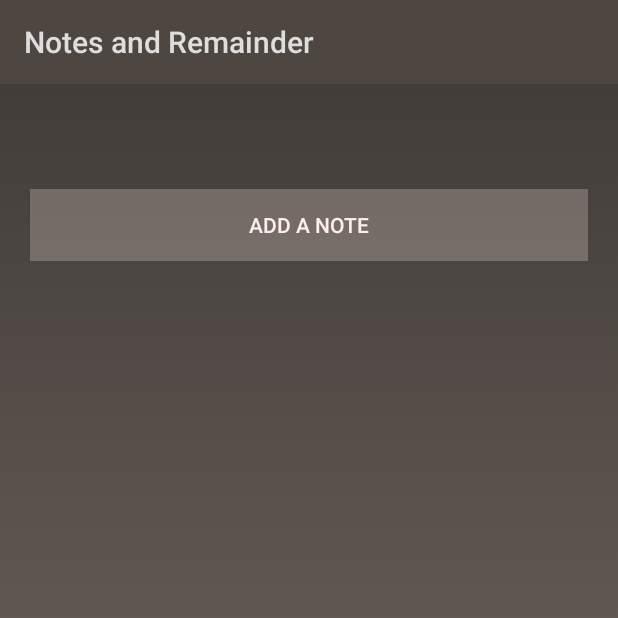
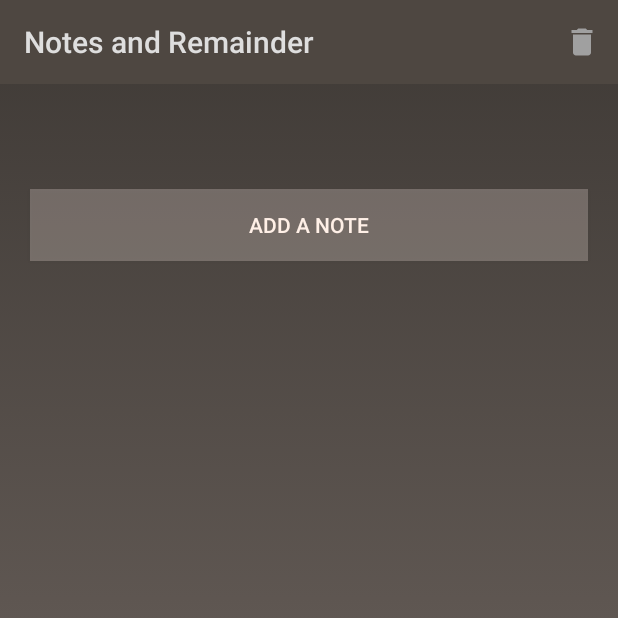
Before and after one commit to Arnie09/NotesnReminder, an Android app: the screen it shows after launch (MainActivity), on a phone screen of 412 x 824 dp, the top half of it. Run offline under Robolectric (Android 15) with nearby library versions, the light colour scheme and no system bars.

Commit message:
Options menu of main activity sorted out

```diff
--- a/app/src/main/java/com/example/notes/DatabaseHandler.java
+++ b/app/src/main/java/com/example/notes/DatabaseHandler.java
@@ -46,4 +46,9 @@ public class DatabaseHandler extends SQLiteOpenHelper {
         Cursor res = db.rawQuery("SELECT * FROM "+TABLE_NAME,null);
         return res;
     }
+
+    public Integer deleteData(String id){
+        SQLiteDatabase db = this.getWritableDatabase();
+        return db.delete(TABLE_NAME,"SERIAL = ?",new String[]{id});
+    }
 }
--- a/app/src/main/java/com/example/notes/MainActivity.java
+++ b/app/src/main/java/com/example/notes/MainActivity.java
@@ -12,10 +12,13 @@ import android.support.v7.widget.Toolbar;
 import android.text.Layout;
 import android.util.Log;
 import android.view.LayoutInflater;
+import android.view.Menu;
+import android.view.MenuInflater;
 import android.view.MenuItem;
 import android.view.View;
 import android.view.ViewGroup;
 import android.widget.Adapter;
+import android.widget.AdapterView;
 import android.widget.BaseAdapter;
 import android.widget.Button;
 import android.widget.ListView;
@@ -30,6 +33,23 @@ public class MainActivity extends AppCompatActivity {
 
     private TextView mTextMessage;
 
+    List<Integer>id;
+    List<String>matterList;
+    List<String>dateList;
+    Cursor result;
+    DatabaseHandler databaseHandler;
+    Button TakeNotes;
+    Button StartTimer;
+    ListView listView;
+    TimePicker timePicker;
+    View Noteslayout;
+    View Remainderlayout;
+    Toolbar toolbar;
+    int ID_TO_BE_DELETED;
+    View currentselectedview;
+    BottomNavigationView navigation;
+    Menu menu_toolbar;
+
     private BottomNavigationView.OnNavigationItemSelectedListener mOnNavigationItemSelectedListener
             = new BottomNavigationView.OnNavigationItemSelectedListener() {
 
@@ -37,7 +57,8 @@ public class MainActivity extends AppCompatActivity {
         public boolean onNavigationItemSelected(@NonNull MenuItem item) {
             switch (item.getItemId()) {
                 case R.id.add_notes:
-
+                    workwithOptionToolbar(true);
+                    //menu_toolbar.setGroupVisible(R.id.options_menu_deletebutton,true);
                     Noteslayout.setVisibility(View.VISIBLE);
                     Remainderlayout.setVisibility(View.INVISIBLE);
                     result = databaseHandler.getallData();
@@ -61,6 +82,16 @@ public class MainActivity extends AppCompatActivity {
 
                         MyCustomAdapter customAdapter = new MyCustomAdapter();
                         listView.setAdapter(customAdapter);
+                        listView.setOnItemLongClickListener(new AdapterView.OnItemLongClickListener() {
+                            @Override
+                            public boolean onItemLongClick(AdapterView<?> parent, View view, int position, long idno) {
+                                ID_TO_BE_DELETED = id.get(position);
+                                currentselectedview = view;
+                                highlightCurrentRow(currentselectedview);
+                                return false;
+                            }
+                        });
+
                     }
                     TakeNotes.setOnClickListener(new View.OnClickListener() {
                         @Override
@@ -70,6 +101,8 @@ public class MainActivity extends AppCompatActivity {
                     });
                     return true;
                 case R.id.remainder:
+
+                    workwithOptionToolbar(false);
                     Noteslayout.setVisibility(View.INVISIBLE);
                     Remainderlayout.setVisibility(View.VISIBLE);
                     StartTimer.setOnClickListener(new View.OnClickListener() {
@@ -83,23 +116,27 @@ public class MainActivity extends AppCompatActivity {
             return false;
         }
     };
-    List<Integer>id;
-    List<String>matterList;
-    List<String>dateList;
-    Cursor result;
-    DatabaseHandler databaseHandler;
-    Button TakeNotes;
-    Button StartTimer;
-    ListView listView;
-    TimePicker timePicker;
-    View Noteslayout;
-    View Remainderlayout;
+
+    private void workwithOptionToolbar(boolean b) {
+        if(menu_toolbar != null) {
+            Log.i("MAIN_ACTIVITY", "Not Null");
+            menu_toolbar.setGroupVisible(R.id.options_menu_deletebutton,b);
+        }
+        else {
+            Log.i("MAIN_ACTIVITY", "Null");
+            return;
+        }
+
+    }
+
+    private void highlightCurrentRow(View currentselectedview) {currentselectedview.setBackgroundColor(Color.GRAY);    }
+
     @Override
     protected void onCreate(Bundle savedInstanceState) {
         super.onCreate(savedInstanceState);
         setContentView(R.layout.activity_main);
 
-        Toolbar toolbar = findViewById(R.id.toolbar);
+        toolbar = findViewById(R.id.toolbar);
         setSupportActionBar(toolbar);
         getSupportActionBar().setDisplayShowTitleEnabled(false);
         TextView appname = findViewById(R.id.appname);
@@ -112,10 +149,34 @@ public class MainActivity extends AppCompatActivity {
         listView = findViewById(R.id.RecyclerView);
         timePicker = findViewById(R.id.TimePicker);
         StartTimer = findViewById(R.id.timerStart);
-        BottomNavigationView navigation = (BottomNavigationView) findViewById(R.id.navigation);
+        navigation = (BottomNavigationView) findViewById(R.id.navigation);
         navigation.setOnNavigationItemSelectedListener(mOnNavigationItemSelectedListener);
         navigation.setSelectedItemId(R.id.add_notes);
+
     }
+
+    @Override
+    public boolean onCreateOptionsMenu(Menu menu) {
+        MenuInflater menuInflater = getMenuInflater();
+        menuInflater.inflate(R.menu.main_activity_options_menu,menu);
+        menu_toolbar = menu;
+        return true;
+    }
+
+    @Override
+    public boolean onOptionsItemSelected(MenuItem item) {
+        int id = item.getItemId();
+        if(id == R.id.Delete){
+            //Delete the item
+            Integer res = databaseHandler.deleteData(String.valueOf(ID_TO_BE_DELETED));
+            if(res != -1)
+            Toast.makeText(this, "Item Deleted", Toast.LENGTH_SHORT).show();
+            else
+                Toast.makeText(this, "Sorry something went wrong!", Toast.LENGTH_SHORT).show();
+        }
+        return super.onOptionsItemSelected(item);
+    }
+
     class MyCustomAdapter extends BaseAdapter {
 
         @Override
--- /dev/null
+++ b/app/src/main/res/drawable/ic_delete.xml
@@ -0,0 +1,5 @@
+<vector android:height="24dp" android:tint="#A0A0A0"
+    android:viewportHeight="24.0" android:viewportWidth="24.0"
+    android:width="24dp" xmlns:android="http://schemas.android.com/apk/res/android">
+    <path android:fillColor="#FF000000" android:pathData="M6,19c0,1.1 0.9,2 2,2h8c1.1,0 2,-0.9 2,-2V7H6v12zM19,4h-3.5l-1,-1h-5l-1,1H5v2h14V4z"/>
+</vector>
--- /dev/null
+++ b/app/src/main/res/menu/main_activity_options_menu.xml
@@ -0,0 +1,12 @@
+<?xml version="1.0" encoding="utf-8"?>
+<menu xmlns:android="http://schemas.android.com/apk/res/android"
+    xmlns:app="http://schemas.android.com/apk/res-auto">
+    <group
+        android:id="@+id/options_menu_deletebutton">
+    <item
+        android:id="@+id/Delete"
+        android:title="deleteButton"
+        android:icon="@drawable/ic_delete"
+        app:showAsAction="ifRoom"/>
+    </group>
+</menu>
```
